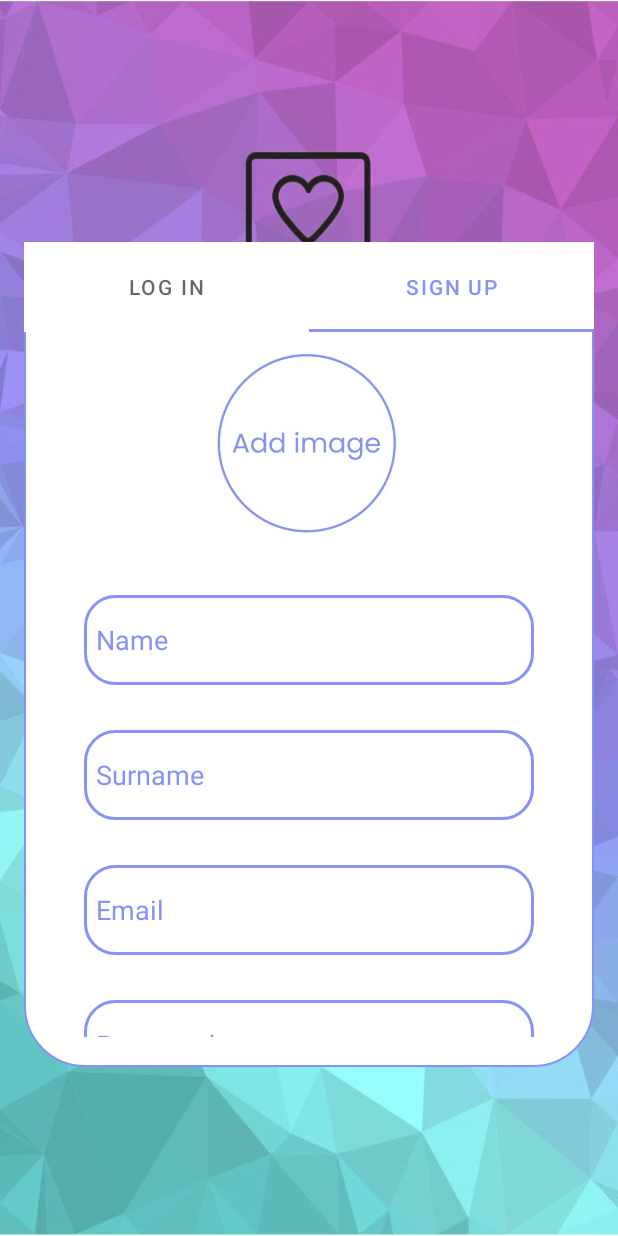
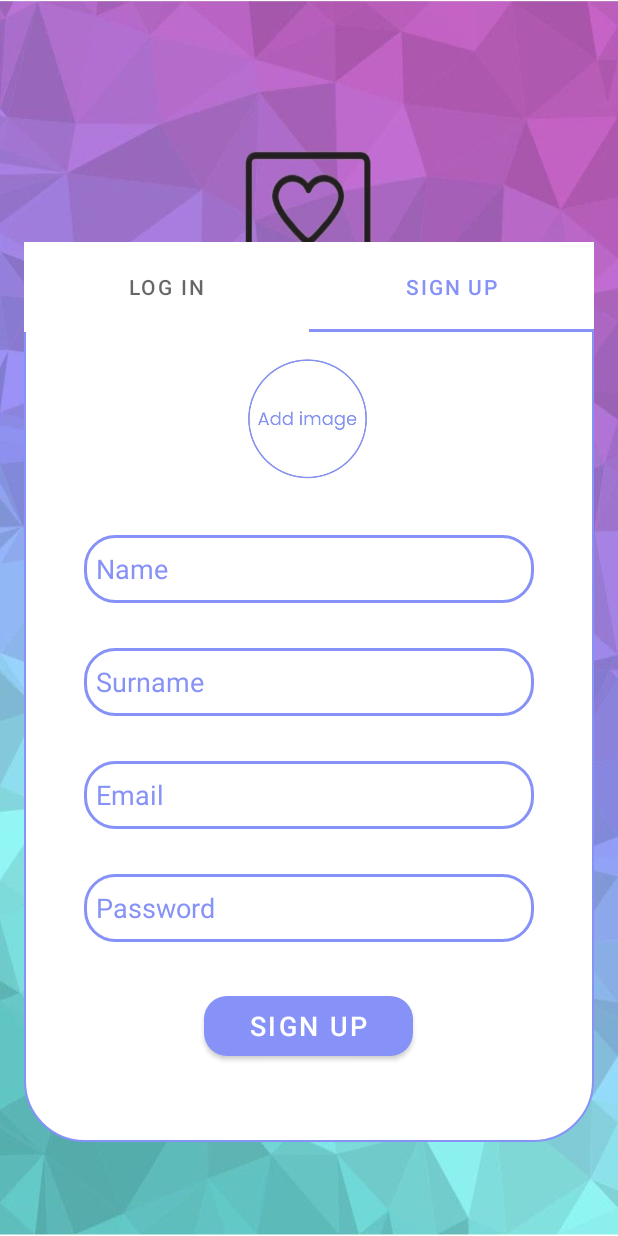
Before and after one commit to eupafe/socialGiftPrpr, an Android app: the screen it shows after launch (MainActivity), tab 2 chosen, on a phone screen of 412 x 824 dp. Run offline under Robolectric (Android 15) with nearby library versions, the light colour scheme and no system bars.

Commit message:
Add image profile implemented

```diff
--- a/app/src/main/java/com/example/socialgiftprpr/signUp.java
+++ b/app/src/main/java/com/example/socialgiftprpr/signUp.java
@@ -1,37 +1,72 @@
 package com.example.socialgiftprpr;
 
+import static android.app.Activity.RESULT_OK;
+
+import android.app.ProgressDialog;
+import android.content.ContentValues;
 import android.content.Intent;
+import android.graphics.Bitmap;
+import android.net.Uri;
 import android.os.Bundle;
 
+import androidx.annotation.Nullable;
 import androidx.fragment.app.Fragment;
 
 import android.preference.PreferenceManager;
+import android.provider.MediaStore;
 import android.view.LayoutInflater;
 import android.view.View;
 import android.view.ViewGroup;
 import android.widget.ImageView;
+import android.widget.ProgressBar;
+
+import java.io.IOException;
+import java.io.OutputStream;
 
 public class signUp extends Fragment {
 
     private ImageView imageView;
+    private Uri imagePath;
     @Override
     public View onCreateView(LayoutInflater inflater, ViewGroup container,
                              Bundle savedInstanceState) {
-        // Inflate the layout for this fragment
-        imageView.findViewById(R.id.profileImage);
+
+        View view = inflater.inflate(R.layout.fragment_sign_up, container, false);
+        imageView = view.findViewById(R.id.profileImage);
+
         imageView.setOnClickListener(new View.OnClickListener() {
             @Override
             public void onClick(View view) {
-
                 Intent intent = new Intent(Intent.ACTION_PICK);
                 intent.setType("image/*");
-                startActivityForResult(intent, 1);
+                startActivityForResult(Intent.createChooser(intent, "Select picture"), 1);
             }
         });
 
-        return inflater.inflate(R.layout.fragment_sign_up, container, false);
+        return view;
     }
 
+    @Override
+    public void onActivityResult(int requestCode, int resultCode, @Nullable Intent data){
+        super.onActivityResult(requestCode, resultCode, data);
 
+        if (requestCode == 1 && resultCode == RESULT_OK && data!=null){
+            imagePath = data.getData();
+            getImageInImageView();
+        }
+    }
+
+    private void getImageInImageView(){
+
+        Bitmap bitmap = null;
+        try{
+            bitmap = MediaStore.Images.Media.getBitmap(requireContext().getContentResolver(),imagePath);
+
+        }catch (IOException e){
+            e.printStackTrace();
+        }
+        imageView.setImageBitmap(bitmap);
+
+    }
 
 }
--- a/app/src/main/res/layout/activity_main.xml
+++ b/app/src/main/res/layout/activity_main.xml
@@ -20,15 +20,15 @@
         app:layout_constraintVertical_bias="1">
 
         <androidx.viewpager2.widget.ViewPager2
+            android:id="@+id/view_pager"
             android:layout_width="match_parent"
-            android:layout_height="550dp"
-            android:id="@+id/view_pager"
-            app:layout_constraintVertical_bias="0"
+            android:layout_height="600dp"
             android:background="@drawable/view_pager"
+            app:layout_constraintBottom_toBottomOf="parent"
+            app:layout_constraintEnd_toEndOf="parent"
+            app:layout_constraintStart_toStartOf="parent"
             app:layout_constraintTop_toTopOf="parent"
-            app:layout_constraintBottom_toBottomOf="parent"
-            app:layout_constraintStart_toStartOf="parent"
-            app:layout_constraintEnd_toEndOf="parent"/>
+            app:layout_constraintVertical_bias="0" />
 
         <com.google.android.material.tabs.TabLayout
             android:layout_width="match_parent"
@@ -38,7 +38,7 @@
             app:layout_constraintTop_toTopOf="parent"
             app:layout_constraintBottom_toBottomOf="parent"
             app:layout_constraintStart_toStartOf="parent"
-            app:layout_constraintEnd_toEndOf="parent"/>
+            app:layout_constraintEnd_toEndOf="parent" />
 
     </androidx.constraintlayout.widget.ConstraintLayout>
 
--- a/app/src/main/res/layout/fragment_sign_up.xml
+++ b/app/src/main/res/layout/fragment_sign_up.xml
@@ -10,19 +10,19 @@
 
     <LinearLayout
         android:layout_width="match_parent"
-        android:layout_height="wrap_content"
+        android:layout_height="match_parent"
         android:orientation="vertical">
 
         <LinearLayout
             android:layout_width="match_parent"
             android:layout_height="wrap_content"
             android:orientation="vertical"
-            android:layout_marginTop="20dp"
+            android:layout_marginTop="30dp"
             android:padding="20dp">
 
             <ImageView
                 android:layout_width="match_parent"
-                android:layout_height="150dp"
+                android:layout_height="100dp"
                 android:layout_marginTop="15dp"
                 android:id="@+id/profileImage"
                 android:src = "@drawable/addimage"
@@ -31,7 +31,7 @@
 
             <EditText
                 android:layout_width="300dp"
-                android:layout_height="60dp"
+                android:layout_height="45dp"
                 android:layout_gravity="center"
                 android:id="@+id/signup_name"
                 android:layout_marginTop="30dp"
@@ -42,7 +42,7 @@
 
             <EditText
                 android:layout_width="300dp"
-                android:layout_height="60dp"
+                android:layout_height="45dp"
                 android:layout_gravity="center"
                 android:id="@+id/signup_surname"
                 android:layout_marginTop="30dp"
@@ -53,7 +53,7 @@
 
             <EditText
                 android:layout_width="300dp"
-                android:layout_height="60dp"
+                android:layout_height="45dp"
                 android:layout_gravity="center"
                 android:id="@+id/signup_email"
                 android:layout_marginTop="30dp"
@@ -64,7 +64,7 @@
 
             <EditText
                 android:layout_width="300dp"
-                android:layout_height="60dp"
+                android:layout_height="45dp"
                 android:layout_gravity="center"
                 android:id="@+id/signup_password"
                 android:layout_marginTop="30dp"
@@ -76,8 +76,8 @@
 
             <Button
                 android:id="@+id/signup_button"
-                android:layout_width="173dp"
-                android:layout_height="70dp"
+                android:layout_width="139dp"
+                android:layout_height="52dp"
                 android:layout_gravity="center"
                 android:layout_marginTop="30dp"
                 android:text="Sign Up"
```
Also changed, not shown: app/src/main/res/layout/fragment_log_in.xml (+10 -10 lines).
